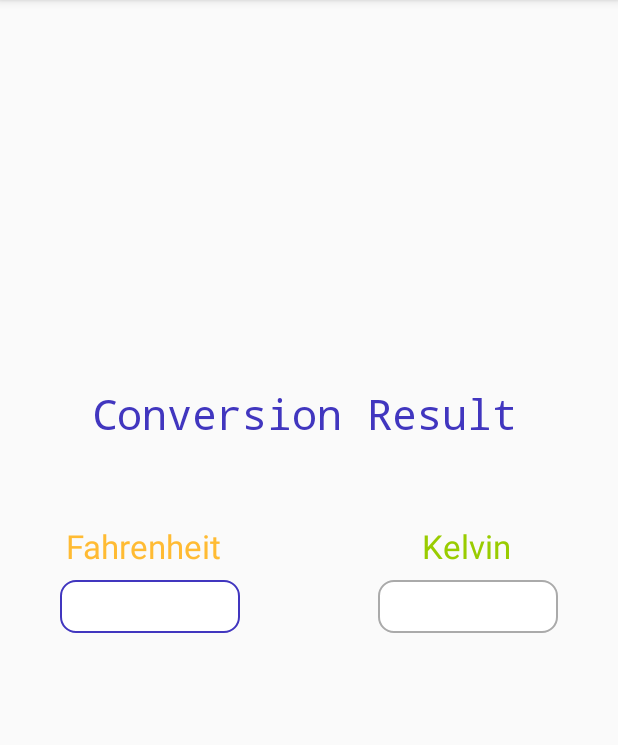
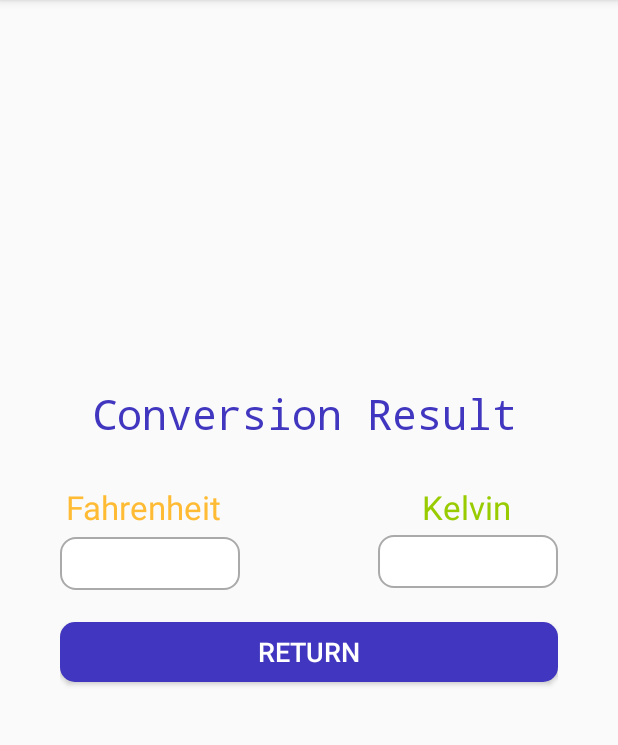
Before and after one commit to Nouani/temperature-unit-converter, an Android app: the ResultActivity screen opened directly, with no data from a screen before it, on a phone screen of 412 x 824 dp, the part 84-829 px from its top. Run offline under Robolectric (Android 15) with nearby library versions, the phone set to English and light mode, and no system bars; 2 statements that could not run were skipped.

Commit message:
Botão de voltar na tela de resultados

```diff
--- a/app/src/main/java/br/unicamp/temperatureconverter/ResultActivity.java
+++ b/app/src/main/java/br/unicamp/temperatureconverter/ResultActivity.java
@@ -5,11 +5,14 @@ import androidx.appcompat.app.AppCompatActivity;
 
 import android.content.Intent;
 import android.os.Bundle;
+import android.view.View;
+import android.widget.Button;
 import android.widget.EditText;
 
 public class ResultActivity extends AppCompatActivity {
     EditText edtFahrenheit;
     EditText edtKelvin;
+    Button btnReturn;
 
     @Override
     protected void onCreate(Bundle savedInstanceState) {
@@ -19,13 +22,21 @@ public class ResultActivity extends AppCompatActivity {
         getSupportActionBar().setDisplayOptions(ActionBar.DISPLAY_SHOW_CUSTOM);
         getSupportActionBar().setCustomView(R.layout.action_bar_layout);
 
-        this.edtFahrenheit = (EditText)findViewById(R.id.edtFahrenheit);
-        this.edtKelvin = (EditText)findViewById(R.id.edtKelvin);
+        this.edtFahrenheit = (EditText) findViewById(R.id.edtFahrenheit);
+        this.edtKelvin = (EditText) findViewById(R.id.edtKelvin);
+        this.btnReturn = (Button) findViewById(R.id.btnReturn);
 
         Intent intent = getIntent();
         Bundle input = intent.getExtras();
 
         edtFahrenheit.setText("" + input.getDouble("fahrenheit"));
         edtKelvin.setText("" + input.getDouble("kelvin"));
+
+        this.btnReturn.setOnClickListener(new View.OnClickListener() {
+            @Override
+            public void onClick(View view) {
+                finish();
+            }
+        });
     }
 }
--- a/app/src/main/res/layout/activity_result.xml
+++ b/app/src/main/res/layout/activity_result.xml
@@ -22,6 +22,20 @@
         app:layout_constraintTop_toTopOf="parent"
         app:layout_constraintVertical_bias="0.333" />
 
+    <TextView
+        android:id="@+id/textView2"
+        android:layout_width="wrap_content"
+        android:layout_height="wrap_content"
+        android:text="Fahrenheit"
+        android:textColor="@android:color/holo_orange_light"
+        android:textSize="22sp"
+        app:layout_constraintBottom_toBottomOf="parent"
+        app:layout_constraintEnd_toEndOf="parent"
+        app:layout_constraintHorizontal_bias="0.019"
+        app:layout_constraintStart_toStartOf="parent"
+        app:layout_constraintTop_toTopOf="parent"
+        app:layout_constraintVertical_bias="0.43" />
+
     <EditText
         android:id="@+id/edtFahrenheit"
         android:layout_width="120dp"
@@ -38,21 +52,22 @@
         app:layout_constraintHorizontal_bias="0.0"
         app:layout_constraintStart_toStartOf="parent"
         app:layout_constraintTop_toTopOf="parent"
-        app:layout_constraintVertical_bias="0.531" />
+        app:layout_constraintVertical_bias="0.487"
+        android:focusable="false"/>
 
     <TextView
-        android:id="@+id/textView2"
+        android:id="@+id/textView3"
         android:layout_width="wrap_content"
         android:layout_height="wrap_content"
-        android:text="Fahrenheit"
-        android:textColor="@android:color/holo_orange_light"
+        android:text="Kelvin"
+        android:textColor="@android:color/holo_green_light"
         android:textSize="22sp"
         app:layout_constraintBottom_toBottomOf="parent"
         app:layout_constraintEnd_toEndOf="parent"
-        app:layout_constraintHorizontal_bias="0.019"
+        app:layout_constraintHorizontal_bias="0.886"
         app:layout_constraintStart_toStartOf="parent"
         app:layout_constraintTop_toTopOf="parent"
-        app:layout_constraintVertical_bias="0.47000003" />
+        app:layout_constraintVertical_bias="0.43" />
 
     <EditText
         android:id="@+id/edtKelvin"
@@ -70,19 +85,20 @@
         app:layout_constraintHorizontal_bias="1.0"
         app:layout_constraintStart_toStartOf="parent"
         app:layout_constraintTop_toTopOf="parent"
-        app:layout_constraintVertical_bias="0.531" />
+        app:layout_constraintVertical_bias="0.485"
+        android:focusable="false" />
 
-    <TextView
-        android:id="@+id/textView3"
-        android:layout_width="wrap_content"
-        android:layout_height="wrap_content"
-        android:text="Kelvin"
-        android:textColor="@android:color/holo_green_light"
-        android:textSize="22sp"
+    <Button
+        android:id="@+id/btnReturn"
+        android:layout_width="match_parent"
+        android:layout_height="40dp"
+        android:background="@drawable/custom_button"
+        android:text="Return"
+        android:textColor="#fff"
+        android:textSize="18sp"
         app:layout_constraintBottom_toBottomOf="parent"
         app:layout_constraintEnd_toEndOf="parent"
-        app:layout_constraintHorizontal_bias="0.886"
         app:layout_constraintStart_toStartOf="parent"
         app:layout_constraintTop_toTopOf="parent"
-        app:layout_constraintVertical_bias="0.47000003" />
+        app:layout_constraintVertical_bias="0.578" />
 </androidx.constraintlayout.widget.ConstraintLayout>
--- a/app/src/main/res/values/strings.xml
+++ b/app/src/main/res/values/strings.xml
@@ -1,4 +1,4 @@
 <resources>
     <string name="app_name">Temperature Converter</string>
-    <string name="celsius_temperature">Celsius</string>
+    <string name="celsius_temperature">Enter temperature in degrees celsius</string>
 </resources>
```
